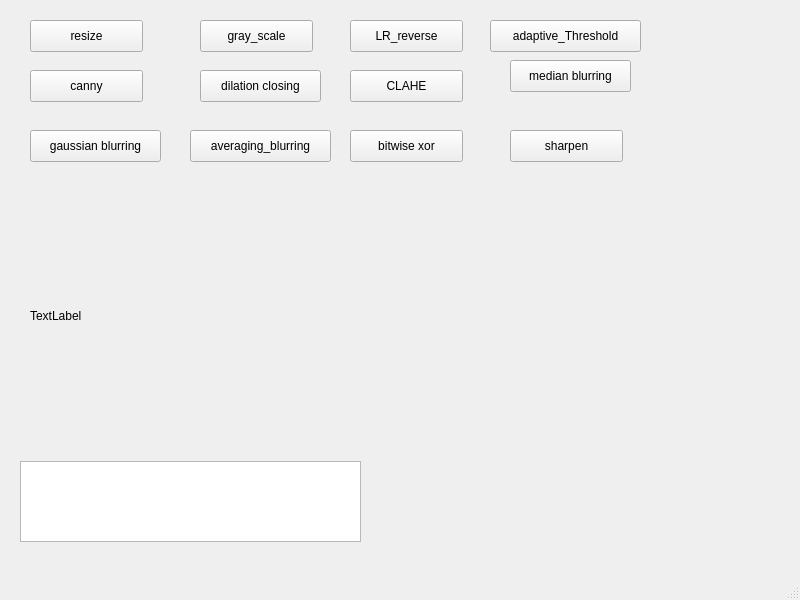
Qt form img_processiong.ui (waff1e/img_processing) before a commit.
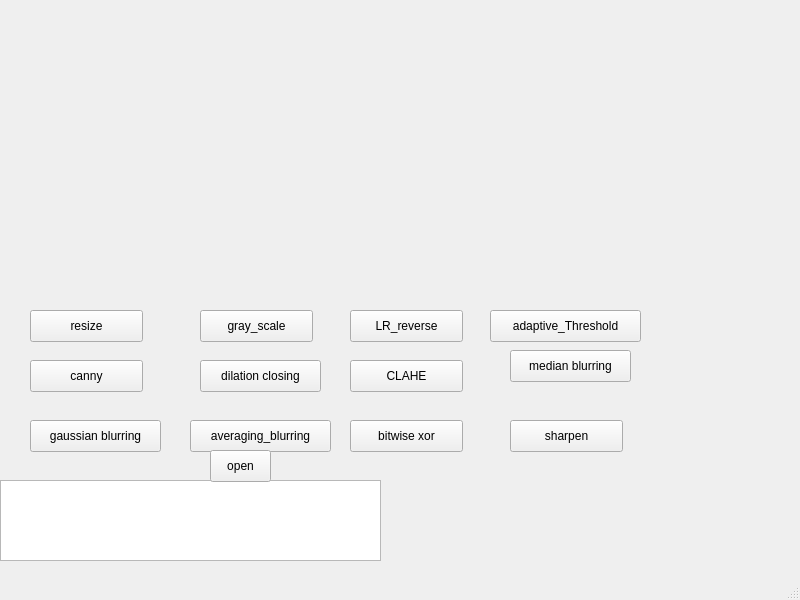
The same form after that commit.

```diff
--- a/img_processiong.ui
+++ b/img_processiong.ui
@@ -18,7 +18,7 @@
     <property name="geometry">
      <rect>
       <x>30</x>
-      <y>20</y>
+      <y>310</y>
       <width>113</width>
       <height>32</height>
      </rect>
@@ -31,7 +31,7 @@
     <property name="geometry">
      <rect>
       <x>200</x>
-      <y>20</y>
+      <y>310</y>
       <width>113</width>
       <height>32</height>
      </rect>
@@ -44,7 +44,7 @@
     <property name="geometry">
      <rect>
       <x>490</x>
-      <y>20</y>
+      <y>310</y>
       <width>151</width>
       <height>32</height>
      </rect>
@@ -57,7 +57,7 @@
     <property name="geometry">
      <rect>
       <x>350</x>
-      <y>20</y>
+      <y>310</y>
       <width>113</width>
       <height>32</height>
      </rect>
@@ -70,7 +70,7 @@
     <property name="geometry">
      <rect>
       <x>30</x>
-      <y>70</y>
+      <y>360</y>
       <width>113</width>
       <height>32</height>
      </rect>
@@ -83,7 +83,7 @@
     <property name="geometry">
      <rect>
       <x>200</x>
-      <y>70</y>
+      <y>360</y>
       <width>121</width>
       <height>32</height>
      </rect>
@@ -96,7 +96,7 @@
     <property name="geometry">
      <rect>
       <x>190</x>
-      <y>130</y>
+      <y>420</y>
       <width>141</width>
       <height>32</height>
      </rect>
@@ -109,7 +109,7 @@
     <property name="geometry">
      <rect>
       <x>30</x>
-      <y>130</y>
+      <y>420</y>
       <width>131</width>
       <height>32</height>
      </rect>
@@ -122,7 +122,7 @@
     <property name="geometry">
      <rect>
       <x>510</x>
-      <y>60</y>
+      <y>350</y>
       <width>121</width>
       <height>32</height>
      </rect>
@@ -135,7 +135,7 @@
     <property name="geometry">
      <rect>
       <x>350</x>
-      <y>70</y>
+      <y>360</y>
       <width>113</width>
       <height>32</height>
      </rect>
@@ -148,7 +148,7 @@
     <property name="geometry">
      <rect>
       <x>510</x>
-      <y>130</y>
+      <y>420</y>
       <width>113</width>
       <height>32</height>
      </rect>
@@ -161,7 +161,7 @@
     <property name="geometry">
      <rect>
       <x>350</x>
-      <y>130</y>
+      <y>420</y>
       <width>113</width>
       <height>32</height>
      </rect>
@@ -170,29 +170,43 @@
      <string>bitwise xor</string>
     </property>
    </widget>
-   <widget class="QLabel" name="display">
-    <property name="geometry">
-     <rect>
-      <x>30</x>
-      <y>200</y>
-      <width>331</width>
-      <height>231</height>
-     </rect>
-    </property>
-    <property name="text">
-     <string>TextLabel</string>
-    </property>
-   </widget>
    <widget class="QTextBrowser" name="console">
     <property name="geometry">
      <rect>
-      <x>20</x>
-      <y>461</y>
-      <width>341</width>
+      <x>0</x>
+      <y>480</y>
+      <width>381</width>
       <height>81</height>
      </rect>
     </property>
    </widget>
+   <widget class="QPushButton" name="open_button">
+    <property name="geometry">
+     <rect>
+      <x>210</x>
+      <y>450</y>
+      <width>61</width>
+      <height>32</height>
+     </rect>
+    </property>
+    <property name="text">
+     <string>open</string>
+    </property>
+   </widget>
+   <zorder>console</zorder>
+   <zorder>resize_button</zorder>
+   <zorder>gray_scale_button</zorder>
+   <zorder>adaptive_Threshold_button</zorder>
+   <zorder>LR_reverse_button</zorder>
+   <zorder>canny_button</zorder>
+   <zorder>dilation_closing_button</zorder>
+   <zorder>averaging_blurring_button</zorder>
+   <zorder>gaussian_blurring_button</zorder>
+   <zorder>median_blurring_button</zorder>
+   <zorder>CLAHE_button</zorder>
+   <zorder>sharpen_button</zorder>
+   <zorder>bitwise_xor_button</zorder>
+   <zorder>open_button</zorder>
   </widget>
   <widget class="QMenuBar" name="menubar">
    <property name="geometry">
```
